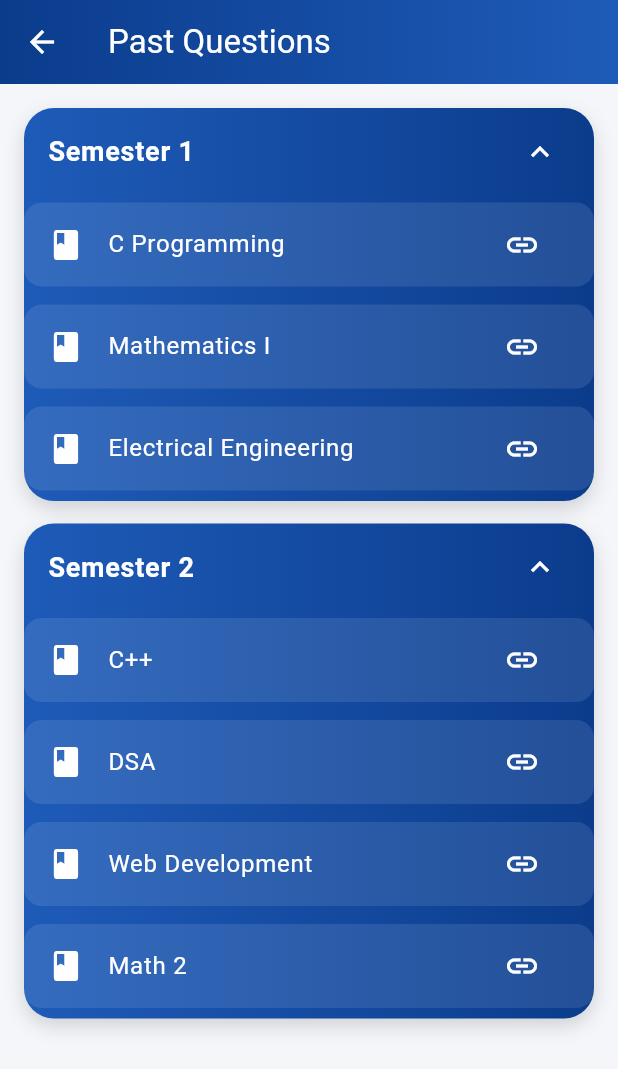
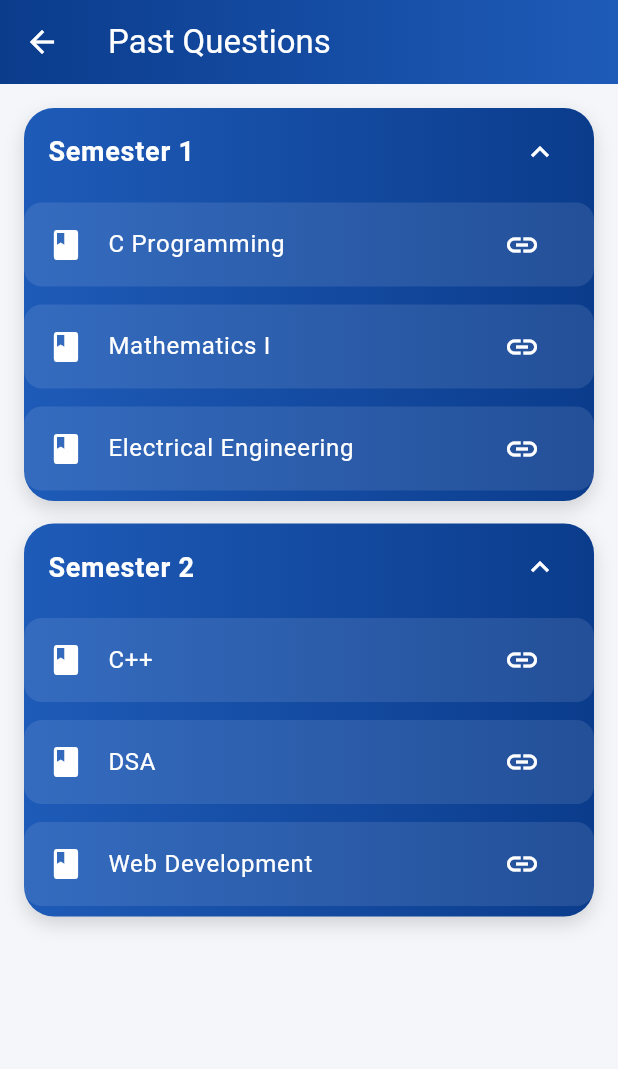
Before and after one commit to Kaflemax/ioe-purbanchal-app, a Flutter app: the PastQuestionsPage screen opened directly, after a tap on "Semester 1", after a tap on "Semester 2", on a phone screen of 412 x 824 dp. Shown: the top 1069 px of the screen. Run offline on Flutter 3.47's test engine with Material 3 defaults, Android fonts, the phone set to English and light mode, and no system bars; our stand-ins replace cloud_firestore, firebase_core; accounts and stored records are empty.

Commit message:
Make code neat and clean

```diff
--- a/lib/pages/faculty_page.dart
+++ b/lib/pages/faculty_page.dart
@@ -53,7 +53,6 @@ class FacultyPage extends StatelessWidget {
           itemCount: faculty.length,
           itemBuilder: (context, index) {
             final f = faculty[index];
-
             return Card(
               color: Colors.white,
               elevation: 5,
--- a/lib/pages/login_page.dart
+++ b/lib/pages/login_page.dart
@@ -33,7 +33,7 @@ class _LoginPageState extends State<LoginPage> {
     return Scaffold(
       body: Stack(
         children: [
-          // 🔵 Background Gradient
+          // Background Gradient
           Container(
             decoration: const BoxDecoration(
               gradient: LinearGradient(
@@ -44,7 +44,7 @@ class _LoginPageState extends State<LoginPage> {
             ),
           ),
 
-          // 🔵 Decorative Circles
+          //  Decorative Circles
           Positioned(
             top: -80,
             right: -80,
--- a/lib/pages/past_questions_page.dart
+++ b/lib/pages/past_questions_page.dart
@@ -123,10 +123,6 @@ class PastQuestionsPage extends StatelessWidget {
                 "Web Development",
                 "https://hamrocsit.com/semester/fifth/web-tech/question-bank/2076",
               ),
-              subjectTile(
-                "Math 2",
-                "https://hamrocsit.com/semester/fifth/web-tech/question-bank/2076",
-              ),
             ]),
           ],
         ),
```
Also changed, not shown: lib/pages/exam_form_page.dart (+5 -5 lines), lib/pages/student_portal.dart (+7 -8 lines).
